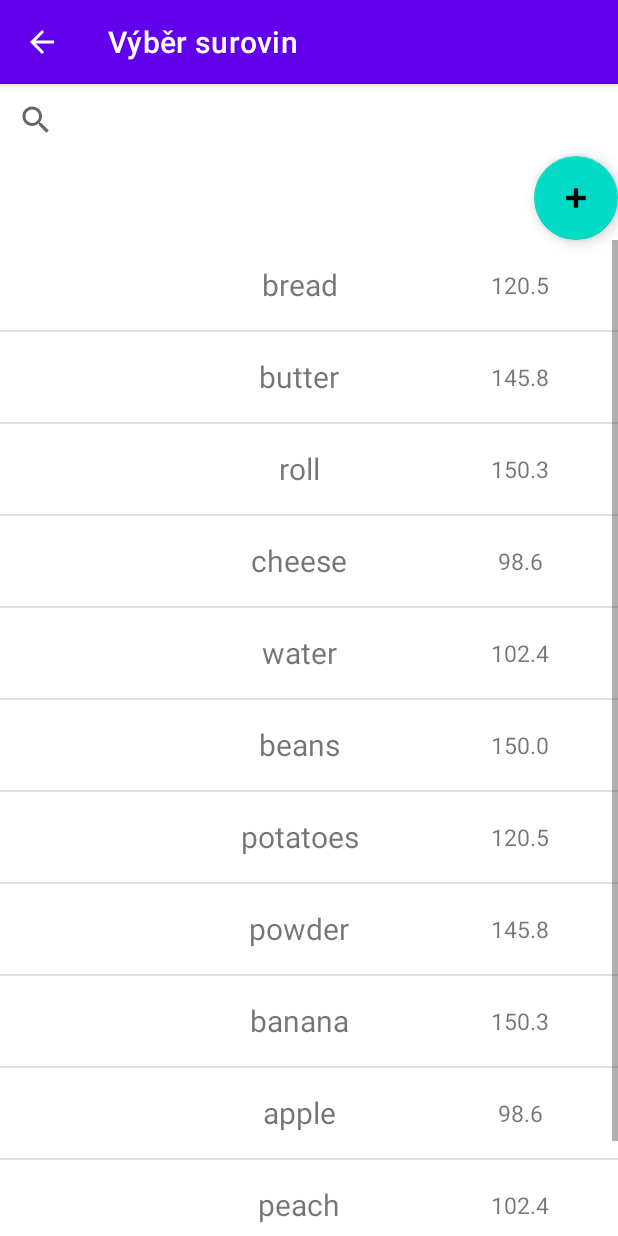
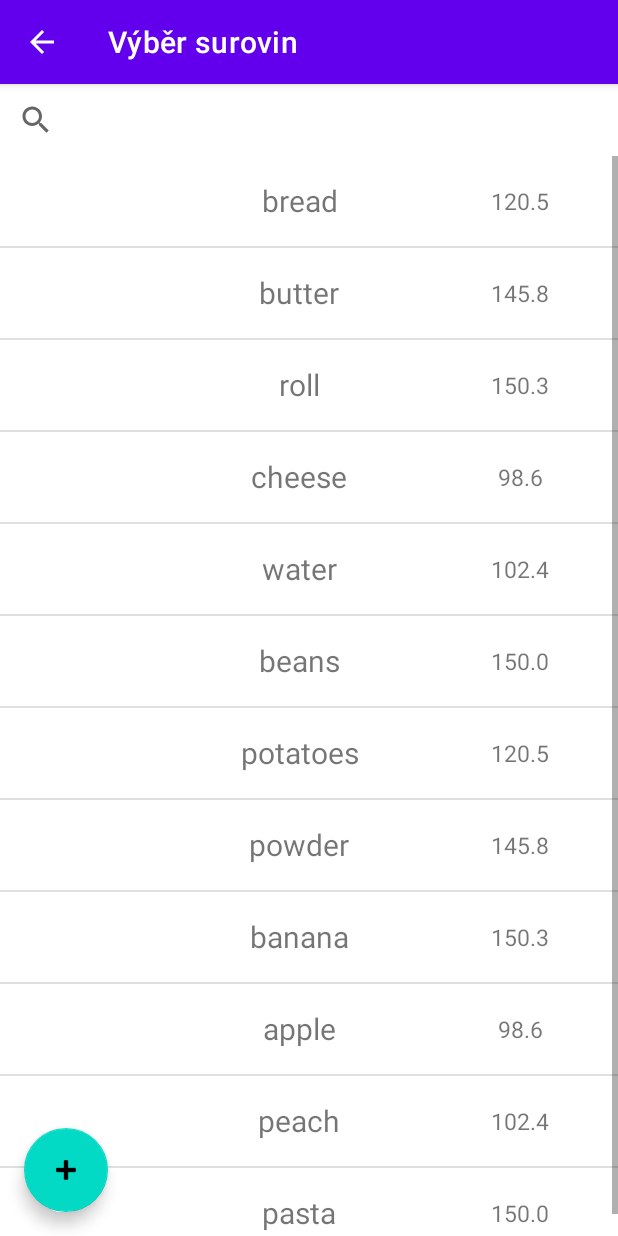
Before and after one commit to jelazi/Sugar-meter, an Android app: the screen it shows after launch (TypeIngredientsListActivity), after a tap on an icon or button, on a phone screen of 412 x 824 dp. Run offline under Robolectric (Android 15) with nearby library versions, the phone set to English and light mode, and no system bars.

Commit message:
Fix: floating button

```diff
--- a/app/src/main/java/com/jelazi/sugarmeter/CookActivity.kt
+++ b/app/src/main/java/com/jelazi/sugarmeter/CookActivity.kt
@@ -13,7 +13,6 @@ class CookActivity : AppCompatActivity() {
     var food : Food? = null
     var nameFood : String? = ""
     var listView: ListView? = null
-    var addIngredientBtn: Button? = null
     var addIngredientFloatBtn: FloatingActionButton? = null
     var textViewName: TextView? = null
 
@@ -22,7 +21,6 @@ class CookActivity : AppCompatActivity() {
         super.onCreate(savedInstanceState)
         setContentView(R.layout.activity_cook)
         listView = findViewById(R.id.listViewIngredient) as ListView
-        addIngredientBtn = findViewById(R.id.btn_add_ingredient)
         addIngredientFloatBtn = findViewById(R.id.floatingActionButtonAddIngredient)
         textViewName = findViewById(R.id.name_food_text_view)
         nameFood = "Jídlo 1"
@@ -35,10 +33,6 @@ class CookActivity : AppCompatActivity() {
             changeName()
         }
         addIngredientFloatBtn?.setOnClickListener {
-            addIngredient()
-        }
-
-        addIngredientBtn?.setOnClickListener {
             addIngredient()
         }
     }
--- a/app/src/main/res/layout/activity_ingredient.xml
+++ b/app/src/main/res/layout/activity_ingredient.xml
@@ -32,11 +32,7 @@
                 android:textSize="40sp"
                 android:text="Value of Ingredient" />
 
-            <ImageView
-                android:id="@+id/image_ingredient"
-                android:layout_width="match_parent"
-                android:layout_height="wrap_content"
-                 />
+
 
 
             <Button
--- a/app/src/main/res/layout/activity_type_ingredients_list.xml
+++ b/app/src/main/res/layout/activity_type_ingredients_list.xml
@@ -5,7 +5,9 @@
     android:layout_width="match_parent"
     android:layout_height="match_parent"
     tools:context=".TypeIngredientsListActivity">
-
+    <androidx.coordinatorlayout.widget.CoordinatorLayout
+    android:layout_width="match_parent"
+    android:layout_height="match_parent">
 
     <LinearLayout
         android:layout_width="match_parent"
@@ -17,23 +19,26 @@
             android:id="@+id/searchView"
             android:layout_width="match_parent"
             android:layout_height="wrap_content" />
-        <com.google.android.material.floatingactionbutton.FloatingActionButton
-            android:id="@+id/floatingActionButtonAddTypeIngredient"
-            android:layout_width="match_parent"
-            android:layout_height="wrap_content"
-            android:clickable="true"
-            android:layout_gravity="end|bottom"
-            app:srcCompat="@android:drawable/ic_input_add" />
 
         <ListView
             android:id="@+id/mListView"
             android:layout_width="match_parent"
             android:layout_height="match_parent"
             android:longClickable="true">
+
         </ListView>
 
 
-
     </LinearLayout>
+    <com.google.android.material.floatingactionbutton.FloatingActionButton
+        android:id="@+id/floatingActionButtonAddTypeIngredient"
+        android:layout_width="wrap_content"
+        android:layout_height="wrap_content"
+        android:clickable="true"
+        app:layout_anchor="@id/linearLayout"
+        app:layout_anchorGravity="bottom|left"
+        android:layout_margin="16dp"
+        app:srcCompat="@android:drawable/ic_input_add" />
+    </androidx.coordinatorlayout.widget.CoordinatorLayout>
 
 </androidx.constraintlayout.widget.ConstraintLayout>
```
Also changed, not shown: app/src/main/res/layout/activity_cook.xml (+11 -9 lines).
